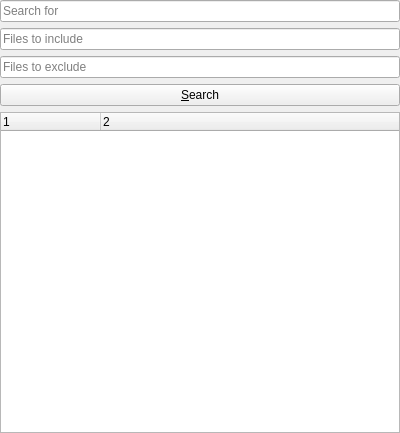
Qt form src/plugins/ProjectManager/ProjectSearchGUI.ui (diegoiast/qtedit4) before a commit.
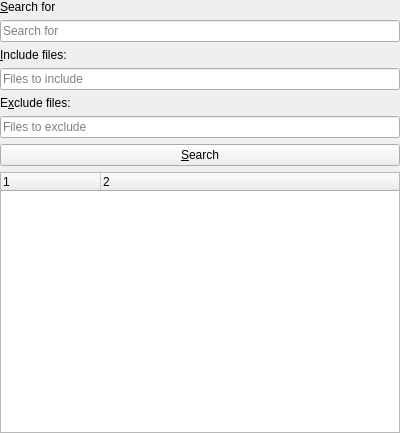
The same form after that commit.

Commit message:
ProjectSearch: fixed concurrency issues
1) Added labels to the line edits. Maybe this is more usable.
2) No more creating widgets on the search thread.

The edit to the form file:
```diff
--- a/src/plugins/ProjectManager/ProjectSearchGUI.ui
+++ b/src/plugins/ProjectManager/ProjectSearchGUI.ui
@@ -26,6 +26,16 @@
    <property name="bottomMargin">
     <number>0</number>
    </property>
+   <item>
+    <widget class="QLabel" name="label">
+     <property name="text">
+      <string>&amp;Search for</string>
+     </property>
+     <property name="buddy">
+      <cstring>searchFor</cstring>
+     </property>
+    </widget>
+   </item>
    <item>
     <widget class="QLineEdit" name="searchFor">
      <property name="placeholderText">
@@ -33,6 +43,16 @@
      </property>
     </widget>
    </item>
+   <item>
+    <widget class="QLabel" name="label_2">
+     <property name="text">
+      <string>&amp;Include files:</string>
+     </property>
+     <property name="buddy">
+      <cstring>includeFiles</cstring>
+     </property>
+    </widget>
+   </item>
    <item>
     <widget class="QLineEdit" name="includeFiles">
      <property name="placeholderText">
@@ -40,6 +60,16 @@
      </property>
     </widget>
    </item>
+   <item>
+    <widget class="QLabel" name="label_3">
+     <property name="text">
+      <string>E&amp;xclude files:</string>
+     </property>
+     <property name="buddy">
+      <cstring>excludeFiles</cstring>
+     </property>
+    </widget>
+   </item>
    <item>
     <widget class="QLineEdit" name="excludeFiles">
      <property name="placeholderText">
```
Left out of the diff: 54 changed lines with no effect on the pictures. The commit also changes 2 other files.
